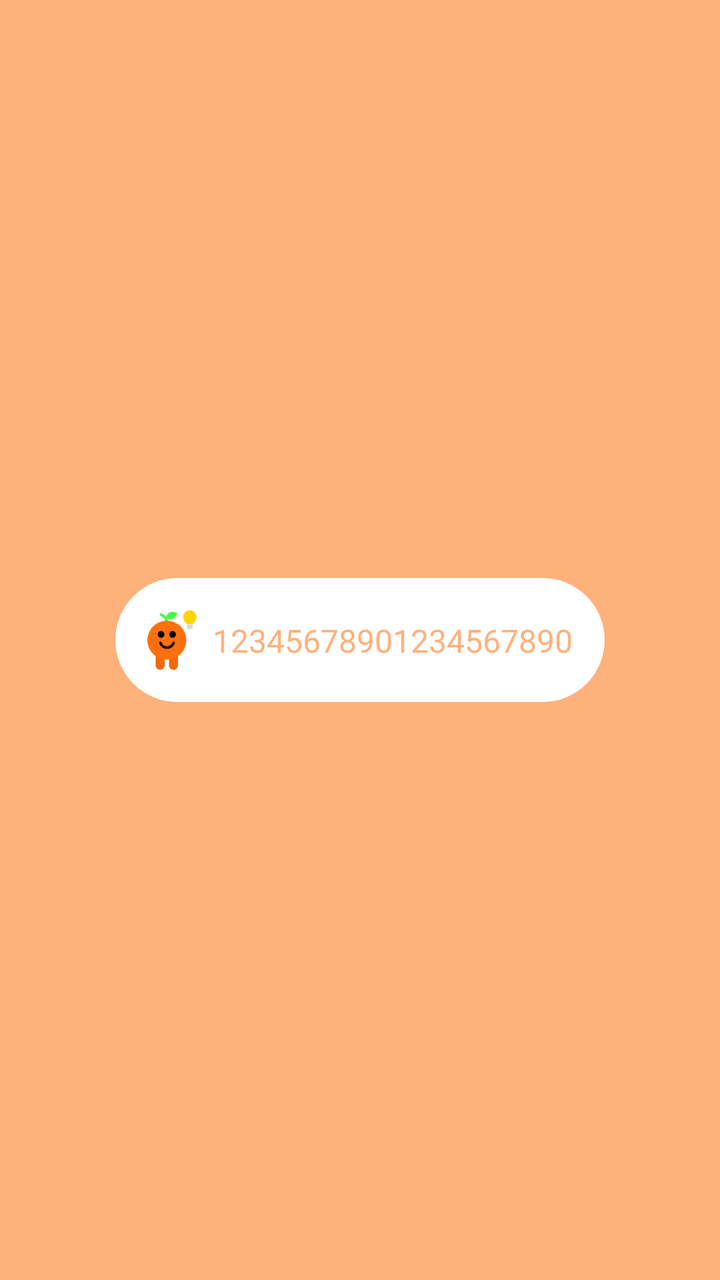
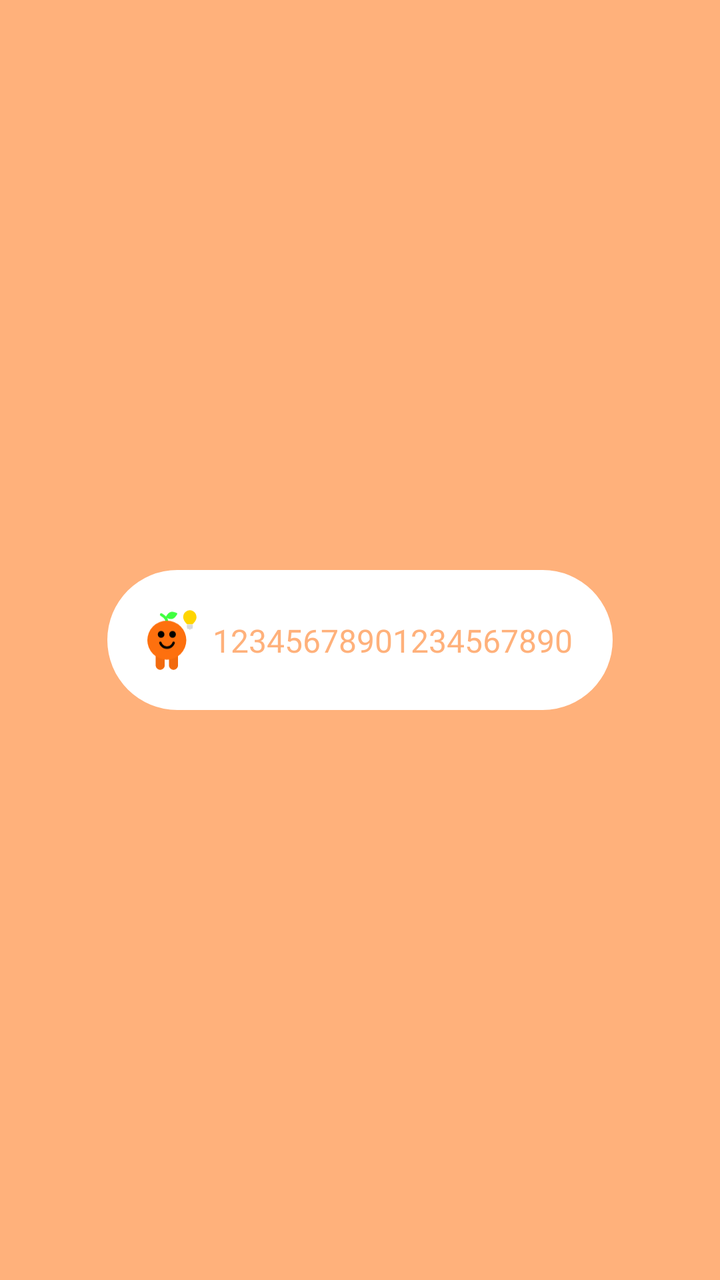

The first picture is an Android layout as it rendered before a commit; the second is the same layout after the commit. The layout source and the unified diff follow.
<!-- AndroidManifest.xml: application theme Theme.Forget -->
<!-- res/layout/popup_window.xml -->
<?xml version="1.0" encoding="utf-8"?>
<RelativeLayout
    xmlns:android="http://schemas.android.com/apk/res/android"
    xmlns:tools="http://schemas.android.com/tools"
    android:layout_width="wrap_content"
    android:layout_height="wrap_content"
    xmlns:app="http://schemas.android.com/apk/res-auto"
    android:padding="8dp"
    android:background="@null">

    <LinearLayout
        android:layout_width="wrap_content"
        android:layout_height="wrap_content"
        android:layout_centerInParent="true"
        android:background="@drawable/window_background">

        <androidx.constraintlayout.widget.ConstraintLayout
            android:layout_width="wrap_content"
            android:layout_height="wrap_content"
            android:padding="16dp">

           <ImageView
               android:id="@+id/icon"
               android:layout_height="30dp"
               android:layout_width="0dp"
               android:adjustViewBounds="true"
               android:scaleType="fitCenter"
               android:src="@drawable/icon_small"
               app:layout_constraintStart_toStartOf="parent"
               app:layout_constraintTop_toTopOf="parent"
               app:layout_constraintBottom_toBottomOf="parent"/>

            <TextView
                android:id="@+id/titleText"
                android:layout_width="0dp"
                android:layout_height="wrap_content"
                android:layout_gravity="center"
                android:layout_marginStart="8dp"
                android:fontFamily="@font/font"
                android:text="12345678901234567890"
                android:textColor="@color/orange_light"
                android:textSize="16dp"
                app:layout_constraintTop_toTopOf="parent"
                app:layout_constraintBottom_toBottomOf="parent"
                app:layout_constraintStart_toEndOf="@id/icon"/>


        </androidx.constraintlayout.widget.ConstraintLayout>

    </LinearLayout>

</RelativeLayout>
<!-- resources referenced by this layout -->
<resources>
  <color name="orange_light">#FFB17B</color>
  <!-- drawable icon_small: vector/xml drawable (drawable, 3439 chars, omitted) -->
  <!-- drawable window_background (drawable) -->
  <?xml version="1.0" encoding="utf-8"?>
  <selector xmlns:android="http://schemas.android.com/apk/res/android" xmlns:andorid="http://schemas.android.com/aapt">
  
      <item>
          <shape andorid:shape="rectangle">
              <solid android:color="@color/fg_color"/>
              <corners android:radius="50dp"/>
          </shape>
      </item>
  
  </selector>
  <style name="Theme.Forget" parent="Theme.MaterialComponents.DayNight.NoActionBar">
          
          <item name="colorPrimary">@color/bg_color</item>
          <item name="colorPrimaryDark">@color/bg_color</item>
          <item name="colorAccent">@color/bg_color</item>
          <item name="android:windowLightStatusBar">false</item>
          <item name="android:colorBackground">@color/bg_color</item>
          <item name="android:statusBarColor">@android:color/transparent</item>
          <item name="android:navigationBarColor">@color/bg_color</item>
          
          <item name="android:windowLayoutInDisplayCutoutMode">
              shortEdges 
          </item>
          
          <item name="colorSecondary">@color/bg_color</item>
          <item name="colorSecondaryVariant">@color/bg_color</item>
          <item name="colorOnSecondary">@color/bg_color</item>
      </style>
  <color name="fg_color">#FFFFFF</color>
  <color name="bg_color">#FFB17B</color>
</resources>

<!-- the commit's change to res/layout/popup_window.xml (unified diff, before → after) -->
@@ -17,7 +17,7 @@
         <androidx.constraintlayout.widget.ConstraintLayout
             android:layout_width="wrap_content"
             android:layout_height="wrap_content"
-            android:padding="16dp">
+            android:padding="20dp">
 
            <ImageView
                android:id="@+id/icon"
